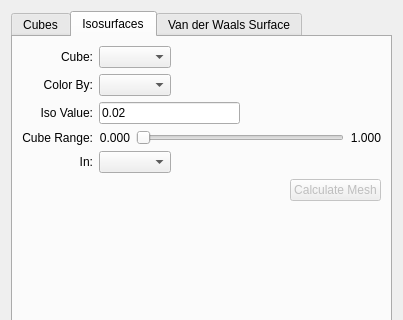
First picture: the form in libavogadro/src/extensions/orbitaldialog.ui, repository cryos/avogadro, before the edit; both pictures show x 0 to 403 and y 0 to 320 of the 403 by 530 pixel window.
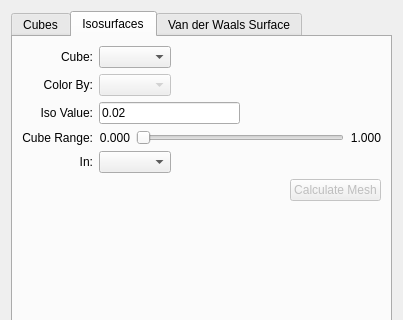
Second picture: the form after the edit. The open tabs and pages were chosen to show the change.

Commit message: Disabled parts of the dialog that need to be (re)implemented, removed obsolete parts. Fixed a bug with VdW surface generation.

What changed in the file:
```diff
--- a/libavogadro/src/extensions/orbitaldialog.ui
+++ b/libavogadro/src/extensions/orbitaldialog.ui
@@ -453,7 +453,11 @@
        <item row="1" column="1" >
         <layout class="QHBoxLayout" name="horizontalLayout_2" >
          <item>
-          <widget class="QComboBox" name="colorCubeCombo" />
+          <widget class="QComboBox" name="colorCubeCombo" >
+           <property name="enabled" >
+            <bool>false</bool>
+           </property>
+          </widget>
          </item>
          <item>
           <spacer name="horizontalSpacer_9" >
```
Left out of the diff: 6 changed lines with no effect on the pictures. The commit also changes 4 other files.
